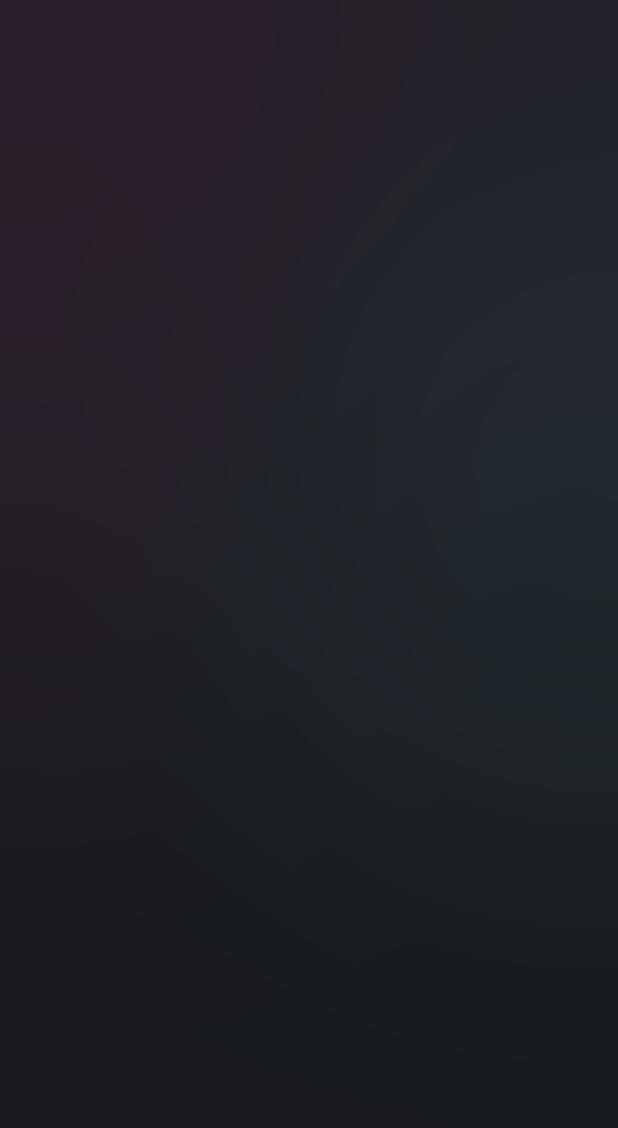
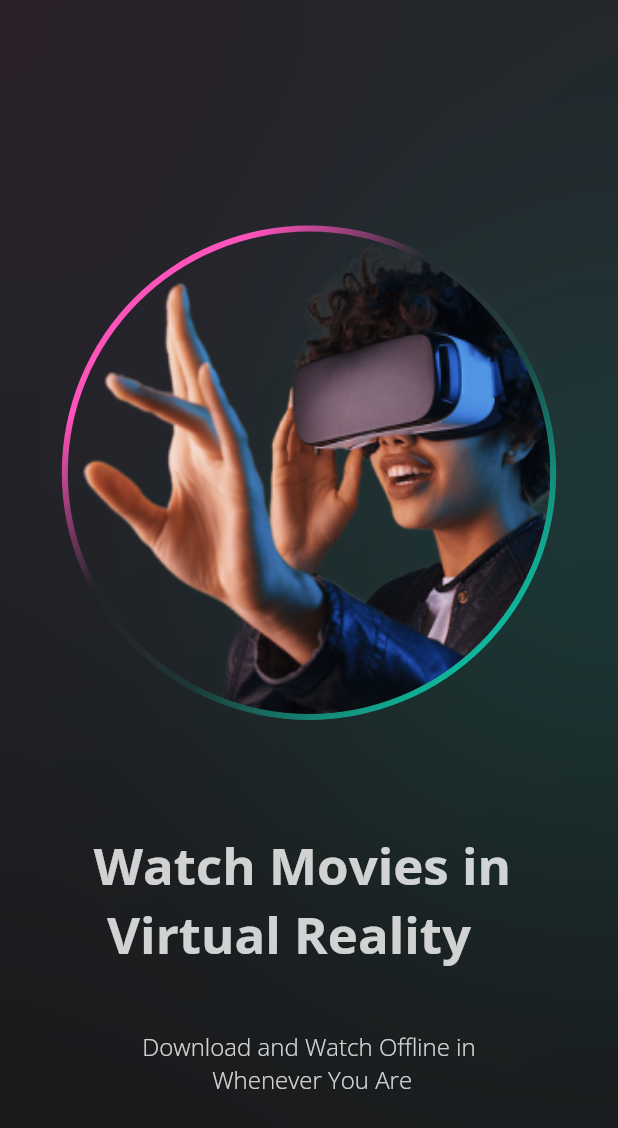
Before and after one commit to logann99/Movie-App-UI, a Flutter app: the screen it shows after launch, on a phone screen of 412 x 824 dp. Shown: the top 1128 px of the screen. Run offline on Flutter 3.47's test engine with Material 2 defaults, Android fonts, the phone set to English and light mode, and no system bars; our stand-ins replace google_fonts.

Commit message:
Movie App UI part3

```diff
--- a/lib/screens/onboarding_screen.dart
+++ b/lib/screens/onboarding_screen.dart
@@ -1,6 +1,7 @@
 import 'dart:ui';
 
 import 'package:flutter/material.dart';
+import 'package:movie_app/components/custom_outline.dart';
 import 'package:movie_app/constants.dart';
 
 class OnBoardingScreen extends StatelessWidget {
@@ -32,7 +33,7 @@ class OnBoardingScreen extends StatelessWidget {
                   sigmaX: 200,
                   sigmaY: 200,
                 ),
-                child:  Container(
+                child: const SizedBox(
                   height: 166,
                   width: 166,
                 ),
@@ -43,8 +44,8 @@ class OnBoardingScreen extends StatelessWidget {
             top: screenHight * 0.3,
             right: -100,
             child: Container(
-              height: 166,
-              width: 166,
+              height: 200,
+              width: 200,
               decoration: const BoxDecoration(
                 shape: BoxShape.circle,
                 color: Constants.kGreenColor,
@@ -54,11 +55,81 @@ class OnBoardingScreen extends StatelessWidget {
                   sigmaX: 200,
                   sigmaY: 200,
                 ),
-                child:  Container(
+                child: const SizedBox(
                   height: 200,
                   width: 200,
                 ),
               ),
+            ),
+          ),
+          Center(
+            child: Column(
+              mainAxisAlignment: MainAxisAlignment.center,
+              crossAxisAlignment: CrossAxisAlignment.center,
+              children: [
+                SizedBox(
+                  height: screenHight * 0.07,
+                ),
+                CustomOutline(
+                  strokeWidth: 4,
+                  radius: screenWidth * 0.8,
+                  padding: const EdgeInsets.all(
+                    4,
+                  ),
+                  gradient: LinearGradient(
+                    begin: Alignment.topLeft,
+                    end: Alignment.bottomRight,
+                    colors: [
+                      Constants.kPinkColor,
+                      Constants.kPinkColor.withOpacity(0),
+                      Constants.kGreenColor.withOpacity(0.1),
+                      Constants.kGreenColor,
+                    ],
+                    stops: const [0.2, 0.4, 0.6, 1],
+                  ),
+                  width: screenWidth * 0.8,
+                  height: screenWidth * 0.8,
+                  child: Container(
+                    decoration: const BoxDecoration(
+                      shape: BoxShape.circle,
+                      image: DecorationImage(
+                        image: AssetImage(
+                          'assets/img-onboarding.png',
+                        ),
+                        fit: BoxFit.cover,
+                        alignment: Alignment.bottomLeft,
+                      ),
+                    ),
+                  ),
+                ),
+                SizedBox(
+                  height: screenHight * 0.09,
+                ),
+                Text(
+                  'Watch Movies in \n Virtual Reality',
+                  style: TextStyle(
+                    fontSize: screenHight <= 660 ? 18 : 34,
+                    color: Constants.kWhiteColor.withOpacity(
+                      0.8,
+                    ),
+                    fontWeight: FontWeight.w700,
+                  ),
+                ),
+                SizedBox(
+                  height: screenHight * 0.05,
+                ),
+                Text(
+                  'Download and Watch Offline in \n Whenever You Are',
+                  textAlign: TextAlign.center,
+                  style: TextStyle(
+                    fontSize: screenHight <= 660 ? 12 : 16,
+                    color: Constants.kWhiteColor.withOpacity(
+                      0.8,
+                    ),
+                    fontWeight: FontWeight.w100,
+                  ),
+                ),
+              ],
             ),
           ),
         ]),
```
